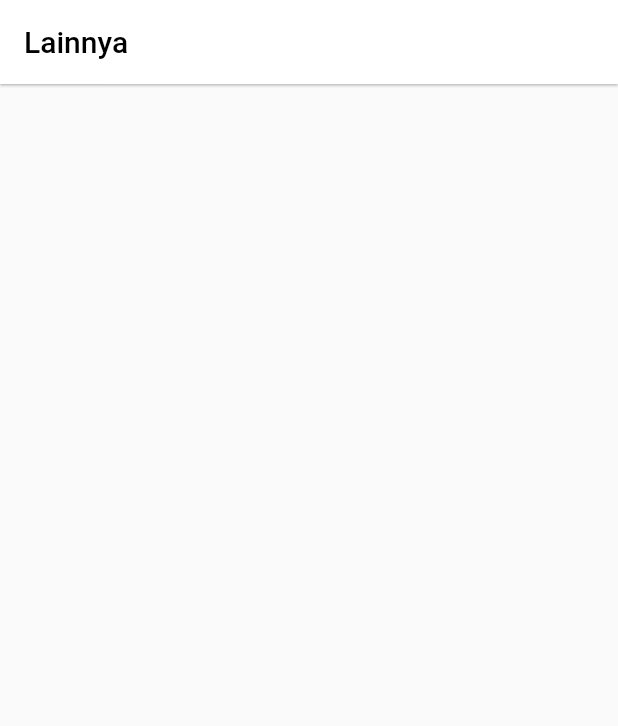
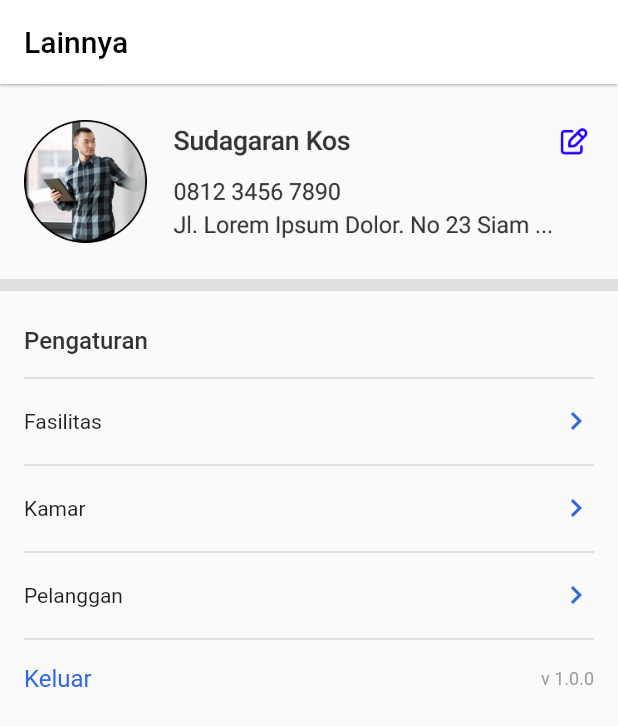
Before and after one commit to asrafilll/slicing_ui_flutter, a Flutter app: the OtherPage screen opened directly, on a phone screen of 412 x 824 dp. Shown: the top 726 px of the screen. Run offline on Flutter 3.47's test engine with Material 2 defaults, Android fonts, the phone set to English and light mode, and no system bars.

Commit message:
feat: other page done

```diff
--- a/lib/login_page.dart
+++ b/lib/login_page.dart
@@ -9,6 +9,7 @@ class LoginPage extends StatelessWidget {
     return Scaffold(
       appBar: AppBar(
         centerTitle: false,
+        leadingWidth: 0,
         title: const Text(
           "Masuk",
           style: TextStyle(
--- a/lib/other_page.dart
+++ b/lib/other_page.dart
@@ -1,4 +1,5 @@
 import 'package:flutter/material.dart';
+import 'package:tugas_akhir_mas_panji/login_page.dart';
 
 class OtherPage extends StatelessWidget {
   const OtherPage({Key? key}) : super(key: key);
@@ -19,13 +20,99 @@ class OtherPage extends StatelessWidget {
         backgroundColor: Colors.white,
       ),
       body: Column(
+        crossAxisAlignment: CrossAxisAlignment.start,
         children: [
-          const SizedBox(height: 28),
-          Row(
-            children: [],
+          Container(
+            padding: const EdgeInsets.symmetric(vertical: 24, horizontal: 16),
+            child: Image.asset('assets/images/profile.png'),
+          ),
+          Container(
+            height: 8,
+            color: const Color(0xffE0E0E0),
+            width: double.infinity,
+          ),
+          Container(
+            padding: const EdgeInsets.symmetric(vertical: 24, horizontal: 16),
+            child: Column(
+              crossAxisAlignment: CrossAxisAlignment.start,
+              children: [
+                const Text(
+                  "Pengaturan",
+                  style: TextStyle(
+                    fontWeight: FontWeight.w500,
+                    color: Color(0xff333333),
+                    fontSize: 16,
+                  ),
+                ),
+                const SizedBox(height: 14),
+                settingDivider(),
+                settingItem("Fasilitas"),
+                settingDivider(),
+                settingItem("Kamar"),
+                settingDivider(),
+                settingItem("Pelanggan"),
+                settingDivider(),
+                Padding(
+                  padding: const EdgeInsets.symmetric(vertical: 16),
+                  child: Row(
+                    mainAxisAlignment: MainAxisAlignment.spaceBetween,
+                    children: [
+                      InkWell(
+                        onTap: () {
+                          Navigator.push(
+                            context,
+                            MaterialPageRoute(
+                              builder: (builder) => const LoginPage(),
+                            ),
+                          );
+                        },
+                        child: const Text(
+                          "Keluar",
+                          style: TextStyle(
+                            fontSize: 16,
+                            color: Color(0xff3267E3),
+                          ),
+                        ),
+                      ),
+                      const Text(
+                        "v 1.0.0",
+                        style: TextStyle(
+                          fontSize: 12,
+                          color: Color(0xff9E9E9E),
+                        ),
+                      )
+                    ],
+                  ),
+                )
+              ],
+            ),
           )
         ],
       ),
     );
   }
+
+  Widget settingItem(String itemTitle) {
+    return Padding(
+      padding: const EdgeInsets.symmetric(vertical: 16),
+      child: Row(
+        mainAxisAlignment: MainAxisAlignment.spaceBetween,
+        children: [
+          Text(itemTitle),
+          const Icon(
+            Icons.chevron_right,
+            color: Color(0xff3267E3),
+          ),
+        ],
+      ),
+    );
+  }
+
+  Widget settingDivider() {
+    return const Divider(
+      height: 2,
+      thickness: 1,
+      color: Color(0xffD9D9D9),
+    );
+  }
 }
```
Also changed, not shown: assets/images/profile.png (added).
